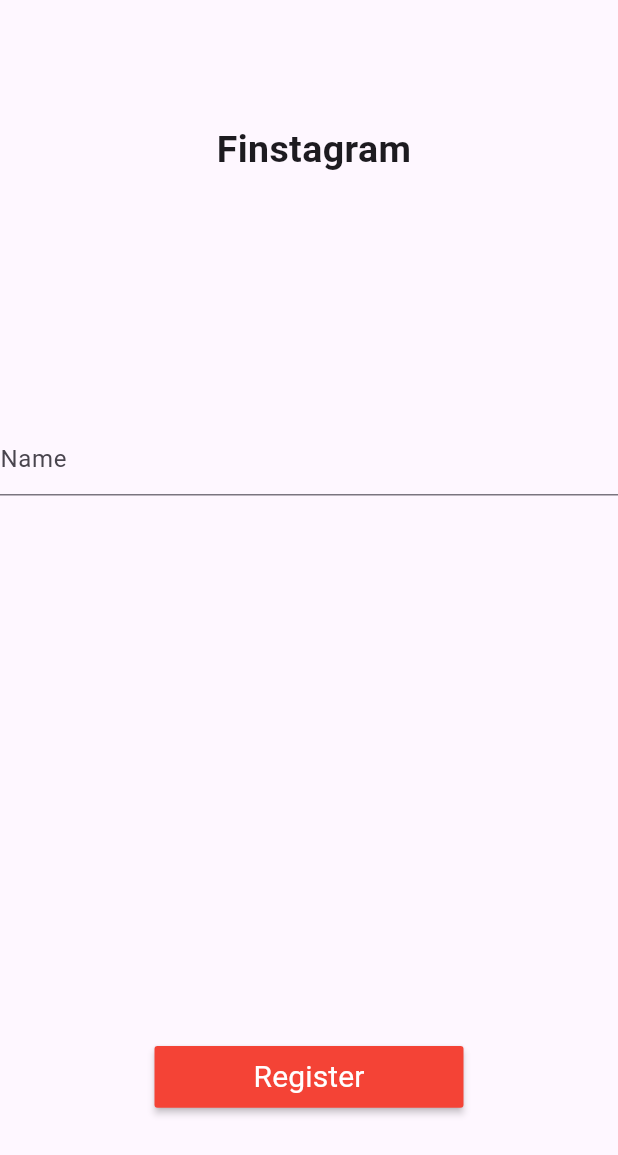
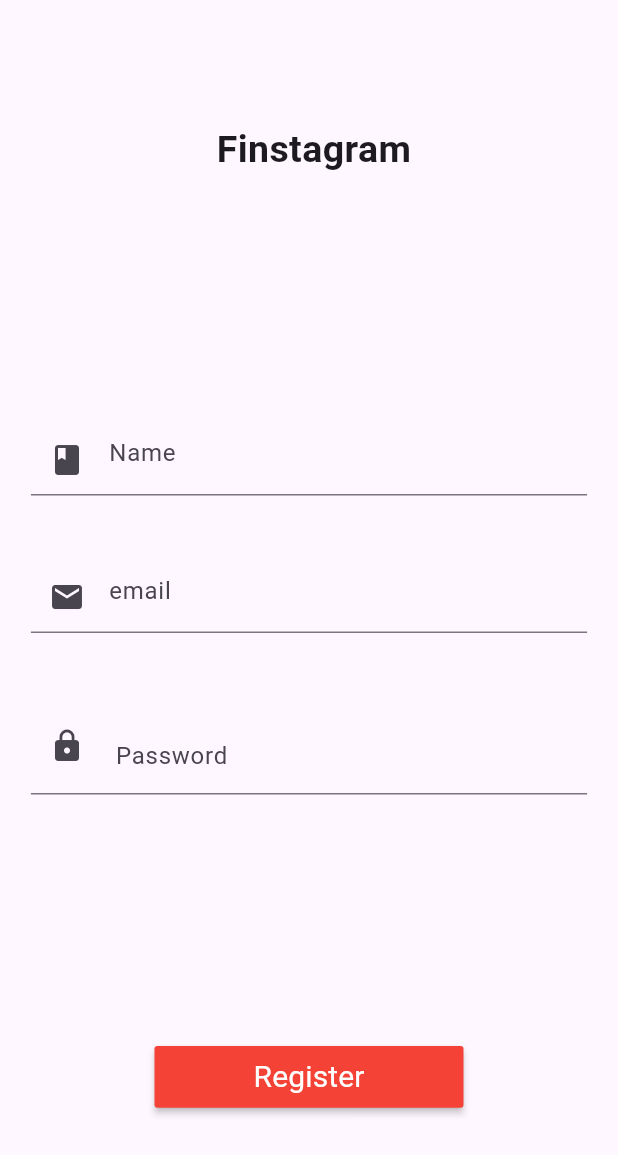
Before and after one commit to Sandipshrestha1/finstagram_app, a Flutter app: the RegisterPage screen opened by its route, on a phone screen of 412 x 824 dp. Shown: the top 1155 px of the screen. Run offline on Flutter 3.47's test engine with Material 3 defaults, Android fonts, the phone set to English and light mode, and no system bars.

```diff
--- a/lib/pages/login_page.dart
+++ b/lib/pages/login_page.dart
@@ -237,7 +237,7 @@ class _LoginPageState extends State<LoginPage> {
 
   Widget _loginForm() {
     return Container(
-      //height: _deviceHeight! * 0.70,
+      height: _deviceHeight! * 0.70,
       child: Form(
         key: _loginFormKey,
         child: Column(
--- a/lib/pages/register_pages.dart
+++ b/lib/pages/register_pages.dart
@@ -13,14 +13,14 @@ class _RegisterPageState extends State<RegisterPage> {
   double? _deviceHeight, _deviceWidth;
   final GlobalKey<FormState> _registerFormKey = GlobalKey<FormState>();
 
-//  double? _deviceHeight, _deviceWidth;
+  bool passwordObscured = true;
+  TextEditingController email = TextEditingController();
+  TextEditingController password = TextEditingController();
+  TextEditingController name = TextEditingController();
+  String? _email, _password, _name;
+
   @override
   Widget build(BuildContext context) {
-    // _deviceHeight:
-    // MediaQuery.of(context).size.height;
-    // _deviceWidth:
-    // MediaQuery.of(context).size.width;
-
     _deviceHeight = MediaQuery.of(context).size.height;
     _deviceWidth = MediaQuery.of(context).size.width;
 
@@ -28,8 +28,8 @@ class _RegisterPageState extends State<RegisterPage> {
       body: SafeArea(
         child: Container(
           padding: EdgeInsets.symmetric(
-              //horizontal: _deviceWidth! * 0.05,
-              ),
+            horizontal: _deviceWidth! * 0.05,
+          ),
           child: Center(
             child: Column(
               mainAxisAlignment: MainAxisAlignment.spaceAround,
@@ -85,15 +85,75 @@ class _RegisterPageState extends State<RegisterPage> {
           crossAxisAlignment: CrossAxisAlignment.center,
           children: [
             _nameTextField(),
+            _emailTextField(),
+            _passwordTextField(),
           ],
         ),
       ),
     );
   }
 
+  Widget _emailTextField() {
+    return TextFormField(
+      decoration: const InputDecoration(
+        hintText: "email",
+        prefixIcon: const Icon(
+          Icons.email,
+        ),
+      ),
+      validator: (_value) => _value!.length > 0 ? null : "Please enter a Email",
+      onSaved: (_value) {
+        setState(() {
+          _email:
+          _value;
+        });
+      },
+    );
+  }
+
+  Widget _passwordTextField() {
+    return TextFormField(
+      obscureText: passwordObscured,
+      controller: password,
+      decoration: InputDecoration(
+        hintText: " Password ",
+        prefixIcon: const Icon(Icons.lock),
+        suffix: IconButton(
+          onPressed: () {
+            setState(() {
+              passwordObscured = !passwordObscured;
+            });
+          },
+          icon: Icon(
+            passwordObscured ? Icons.visibility_off : Icons.visibility,
+          ),
+        ),
+      ),
+      onSaved: (_value) {
+        setState(() {
+          _password = _value;
+        });
+      },
+      validator: (_value) => _value!.length > 6
+          ? null
+          : "Please enter a password greated than 6 characters",
+    );
+  }
+
   Widget _nameTextField() {
     return TextFormField(
-      decoration: const InputDecoration(hintText: "Name"),
-    );
+        decoration: const InputDecoration(
+          hintText: "Name",
+          prefixIcon: const Icon(
+            Icons.book,
+          ),
+        ),
+        validator: (_value) =>
+            _value!.length > 0 ? null : "Please enter your name",
+        onSaved: (_value) {
+          setState(() {
+            _name = _value;
+          });
+        });
   }
 }
```
